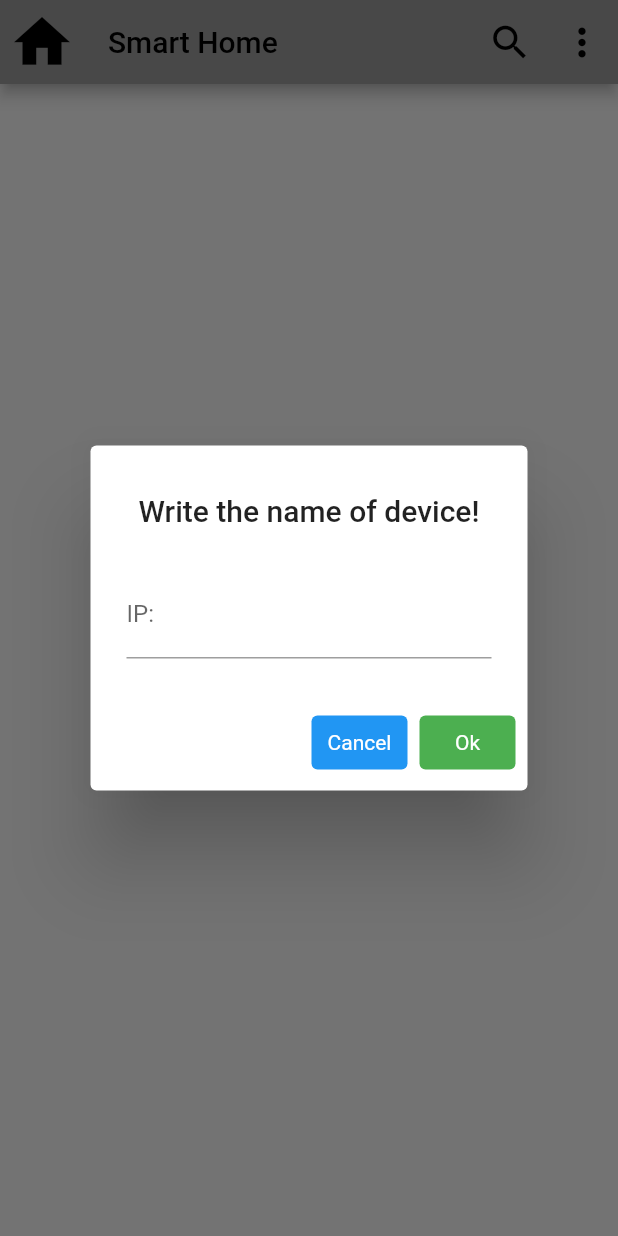
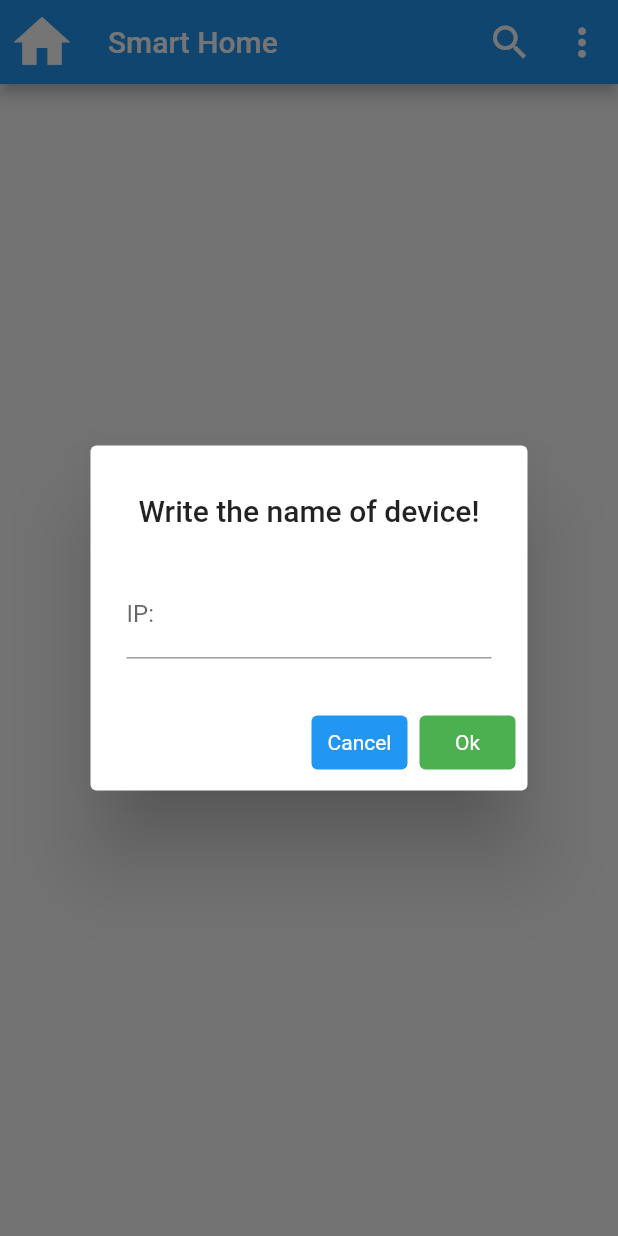
Before and after one commit to MihailSkubak/SmartHomeFlutter2, a Flutter app: the screen it shows after launch, after a tap on the "search" icon, on a phone screen of 412 x 824 dp. Run offline on Flutter 3.47's test engine with Material 2 defaults, Android fonts, the phone set to English and light mode, and no system bars; our stand-ins replace easy_localization, flutter_settings_screens, shared_preferences.

Commit message:
poprawka Theme dla AppBar

```diff
--- a/smarthomeproject/lib/main.dart
+++ b/smarthomeproject/lib/main.dart
@@ -59,7 +59,9 @@ class MyApp extends StatelessWidget {
               },
               debugShowCheckedModeBanner: false,
               title: 'Smart Home',
-              home: MainPage(),
+              home: MainPage(
+                theme: theme,
+              ),
             ));
   }
 }
--- a/smarthomeproject/lib/theme/theme.dart
+++ b/smarthomeproject/lib/theme/theme.dart
@@ -32,7 +32,8 @@ class StorageManager {
 
 class ThemeNotifier with ChangeNotifier {
   final darkTheme = ThemeData(
-    primarySwatch: Colors.grey,
+    appBarTheme: const AppBarTheme(backgroundColor: Colors.blue),
+    primarySwatch: Colors.blue,
     primaryColor: Colors.black,
     brightness: Brightness.dark,
     backgroundColor: const Color(0xFF212121),
@@ -42,7 +43,8 @@ class ThemeNotifier with ChangeNotifier {
   );
 
   final lightTheme = ThemeData(
-    primarySwatch: Colors.grey,
+    appBarTheme: const AppBarTheme(backgroundColor: Colors.blue),
+    primarySwatch: Colors.blue,
     primaryColor: Colors.white,
     brightness: Brightness.light,
     backgroundColor: const Color(0xFFE5E5E5),
@@ -52,7 +54,8 @@ class ThemeNotifier with ChangeNotifier {
   );
 
   ThemeData _themeData = ThemeData(
-    primarySwatch: Colors.grey,
+    appBarTheme: const AppBarTheme(backgroundColor: Colors.blue),
+    primarySwatch: Colors.blue,
     primaryColor: Colors.white,
     brightness: Brightness.light,
     backgroundColor: const Color(0xFFE5E5E5),
--- a/smarthomeproject/lib/widgets/firstPageWidget.dart
+++ b/smarthomeproject/lib/widgets/firstPageWidget.dart
@@ -1,6 +1,7 @@
 import 'package:flutter/material.dart';
 import 'package:smarthomeproject/algorytm/order.dart';
 import 'package:smarthomeproject/algorytm/smartDevice.dart';
+import 'package:smarthomeproject/theme/theme.dart';
 import 'package:smarthomeproject/widgets/settingsPageWidget.dart';
 import 'package:smarthomeproject/widgets/widgetListFirstPage.dart';
 import 'package:easy_localization/easy_localization.dart';
@@ -8,8 +9,8 @@ import 'package:easy_localization/easy_localization.dart';
 // ignore: must_be_immutable
 class MainPage extends StatefulWidget {
   final List<String> smartDeviceList = [];
-
-  MainPage({super.key});
+  ThemeNotifier theme;
+  MainPage({super.key, required this.theme});
   @override
   MainPageState createState() => MainPageState();
 }
@@ -20,6 +21,8 @@ class MainPageState extends State<MainPage> {
   Widget build(BuildContext context) {
     return Scaffold(
         appBar: AppBar(
+            /*backgroundColor:
+                widget.theme.switchValueTheme() ? Colors.blue : Colors.red,*/
             title: Text('smart-home.label'.tr()),
             leading: const Icon(
               Icons.home,
```
